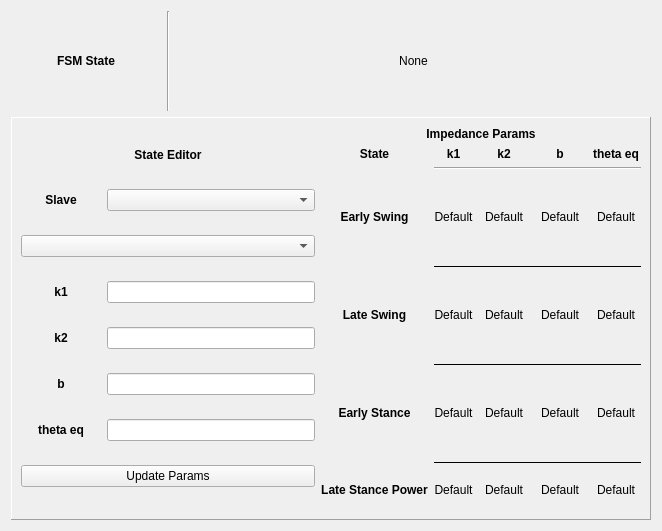
This is ui/w_gainsCommand.ui in johnbatzer18/biomech_flexsea-plan as Qt 5 draws it before an edit. The edited form follows.
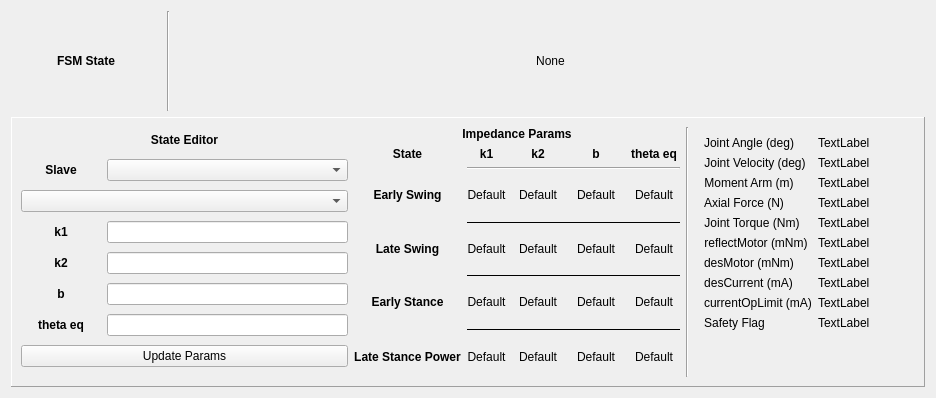
This is the edited form.

Commit message: finished FSM window

Diff of the .ui file:
```diff
--- a/ui/w_gainsCommand.ui
+++ b/ui/w_gainsCommand.ui
@@ -6,8 +6,8 @@
    <rect>
     <x>0</x>
     <y>0</y>
-    <width>662</width>
-    <height>531</height>
+    <width>936</width>
+    <height>398</height>
    </rect>
   </property>
   <property name="sizePolicy">
@@ -16,6 +16,12 @@
     <verstretch>0</verstretch>
    </sizepolicy>
   </property>
+  <property name="minimumSize">
+   <size>
+    <width>800</width>
+    <height>0</height>
+   </size>
+  </property>
   <property name="windowTitle">
    <string>Form</string>
   </property>
@@ -80,6 +86,9 @@
      <layout class="QHBoxLayout" name="horizontalLayout_2">
       <item>
        <layout class="QGridLayout" name="gridLayout_4">
+        <property name="sizeConstraint">
+         <enum>QLayout::SetFixedSize</enum>
+        </property>
         <item row="5" column="0">
          <widget class="QLabel" name="label_45">
           <property name="sizePolicy">
@@ -858,6 +867,273 @@
         </item>
        </layout>
       </item>
+      <item>
+       <widget class="Line" name="line_2">
+        <property name="orientation">
+         <enum>Qt::Vertical</enum>
+        </property>
+       </widget>
+      </item>
+      <item>
+       <widget class="QFrame" name="formFrame">
+        <property name="minimumSize">
+         <size>
+          <width>220</width>
+          <height>0</height>
+         </size>
+        </property>
+        <layout class="QFormLayout" name="formLayout">
+         <item row="0" column="0">
+          <widget class="QLabel" name="label_5">
+           <property name="minimumSize">
+            <size>
+             <width>50</width>
+             <height>0</height>
+            </size>
+           </property>
+           <property name="frameShape">
+            <enum>QFrame::NoFrame</enum>
+           </property>
+           <property name="text">
+            <string>Joint Angle (deg)</string>
+           </property>
+           <property name="alignment">
+            <set>Qt::AlignCenter</set>
+           </property>
+          </widget>
+         </item>
+         <item row="0" column="1">
+          <widget class="QLabel" name="label_jointAngle">
+           <property name="minimumSize">
+            <size>
+             <width>0</width>
+             <height>0</height>
+            </size>
+           </property>
+           <property name="frameShape">
+            <enum>QFrame::NoFrame</enum>
+           </property>
+           <property name="text">
+            <string>TextLabel</string>
+           </property>
+          </widget>
+         </item>
+         <item row="2" column="0">
+          <widget class="QLabel" name="label_7">
+           <property name="frameShape">
+            <enum>QFrame::NoFrame</enum>
+           </property>
+           <property name="text">
+            <string>Joint Velocity (deg)</string>
+           </property>
+           <property name="alignment">
+            <set>Qt::AlignCenter</set>
+           </property>
+          </widget>
+         </item>
+         <item row="2" column="1">
+          <widget class="QLabel" name="label_jointVelocity">
+           <property name="frameShape">
+            <enum>QFrame::NoFrame</enum>
+           </property>
+           <property name="text">
+            <string>TextLabel</string>
+           </property>
+          </widget>
+         </item>
+         <item row="3" column="0">
+          <widget class="QLabel" name="label_9">
+           <property name="frameShape">
+            <enum>QFrame::NoFrame</enum>
+           </property>
+           <property name="text">
+            <string>Moment Arm (m)</string>
+           </property>
+           <property name="alignment">
+            <set>Qt::AlignCenter</set>
+           </property>
+          </widget>
+         </item>
+         <item row="3" column="1">
+          <widget class="QLabel" name="label_momentArm">
+           <property name="frameShape">
+            <enum>QFrame::NoFrame</enum>
+           </property>
+           <property name="text">
+            <string>TextLabel</string>
+           </property>
+          </widget>
+         </item>
+         <item row="4" column="0">
+          <widget class="QLabel" name="label_20">
+           <property name="frameShape">
+            <enum>QFrame::NoFrame</enum>
+           </property>
+           <property name="text">
+            <string>Axial Force (N)</string>
+           </property>
+           <property name="alignment">
+            <set>Qt::AlignCenter</set>
+           </property>
+          </widget>
+         </item>
+         <item row="4" column="1">
+          <widget class="QLabel" name="label_axialForce">
+           <property name="frameShape">
+            <enum>QFrame::NoFrame</enum>
+           </property>
+           <property name="text">
+            <string>TextLabel</string>
+           </property>
+          </widget>
+         </item>
+         <item row="5" column="0">
+          <widget class="QLabel" name="label_22">
+           <property name="frameShape">
+            <enum>QFrame::NoFrame</enum>
+           </property>
+           <property name="text">
+            <string>Joint Torque (Nm)</string>
+           </property>
+           <property name="alignment">
+            <set>Qt::AlignCenter</set>
+           </property>
+          </widget>
+         </item>
+         <item row="5" column="1">
+          <widget class="QLabel" name="label_jointTorque">
+           <property name="frameShape">
+            <enum>QFrame::NoFrame</enum>
+           </property>
+           <property name="text">
+            <string>TextLabel</string>
+           </property>
+          </widget>
+         </item>
+         <item row="6" column="0">
+          <widget class="QLabel" name="label_23">
+           <property name="frameShape">
+            <enum>QFrame::NoFrame</enum>
+           </property>
+           <property name="text">
+            <string>reflectMotor (mNm)</string>
+           </property>
+           <property name="alignment">
+            <set>Qt::AlignCenter</set>
+           </property>
+          </widget>
+         </item>
+         <item row="6" column="1">
+          <widget class="QLabel" name="label_reflectMotor">
+           <property name="frameShape">
+            <enum>QFrame::NoFrame</enum>
+           </property>
+           <property name="text">
+            <string>TextLabel</string>
+           </property>
+          </widget>
+         </item>
+         <item row="7" column="0">
+          <widget class="QLabel" name="label_26">
+           <property name="frameShape">
+            <enum>QFrame::NoFrame</enum>
+           </property>
+           <property name="text">
+            <string>desMotor (mNm)</string>
+           </property>
+           <property name="alignment">
+            <set>Qt::AlignCenter</set>
+           </property>
+          </widget>
+         </item>
+         <item row="7" column="1">
+          <widget class="QLabel" name="label_desMotor">
+           <property name="frameShape">
+            <enum>QFrame::NoFrame</enum>
+           </property>
+           <property name="text">
+            <string>TextLabel</string>
+           </property>
+          </widget>
+         </item>
+         <item row="8" column="0">
+          <widget class="QLabel" name="label_28">
+           <property name="frameShape">
+            <enum>QFrame::NoFrame</enum>
+           </property>
+           <property name="text">
+            <string>desCurrent (mA)</string>
+           </property>
+           <property name="alignment">
+            <set>Qt::AlignCenter</set>
+           </property>
+          </widget>
+         </item>
+         <item row="8" column="1">
+          <widget class="QLabel" name="label_desCurrent">
+           <property name="frameShape">
+            <enum>QFrame::NoFrame</enum>
+           </property>
+           <property name="text">
+            <string>TextLabel</string>
+           </property>
+          </widget>
+         </item>
+         <item row="9" column="0">
+          <widget class="QLabel" name="label_30">
+           <property name="minimumSize">
+            <size>
+             <width>50</width>
+             <height>0</height>
+            </size>
+           </property>
+           <property name="frameShape">
+            <enum>QFrame::NoFrame</enum>
+           </property>
+           <property name="text">
+            <string>currentOpLimit (mA)</string>
+           </property>
+           <property name="alignment">
+            <set>Qt::AlignCenter</set>
+           </property>
+          </widget>
+         </item>
+         <item row="9" column="1">
+          <widget class="QLabel" name="label_currentOpLimit">
+           <property name="frameShape">
+            <enum>QFrame::NoFrame</enum>
+           </property>
+           <property name="text">
+            <string>TextLabel</string>
+           </property>
+          </widget>
+         </item>
+         <item row="10" column="0">
+          <widget class="QLabel" name="label_32">
+           <property name="frameShape">
+            <enum>QFrame::NoFrame</enum>
+           </property>
+           <property name="text">
+            <string>Safety Flag</string>
+           </property>
+           <property name="alignment">
+            <set>Qt::AlignCenter</set>
+           </property>
+          </widget>
+         </item>
+         <item row="10" column="1">
+          <widget class="QLabel" name="label_safetyFlag">
+           <property name="frameShape">
+            <enum>QFrame::NoFrame</enum>
+           </property>
+           <property name="text">
+            <string>TextLabel</string>
+           </property>
+          </widget>
+         </item>
+        </layout>
+       </widget>
+      </item>
      </layout>
     </widget>
    </item>
```
The commit also changes 5 other files.
